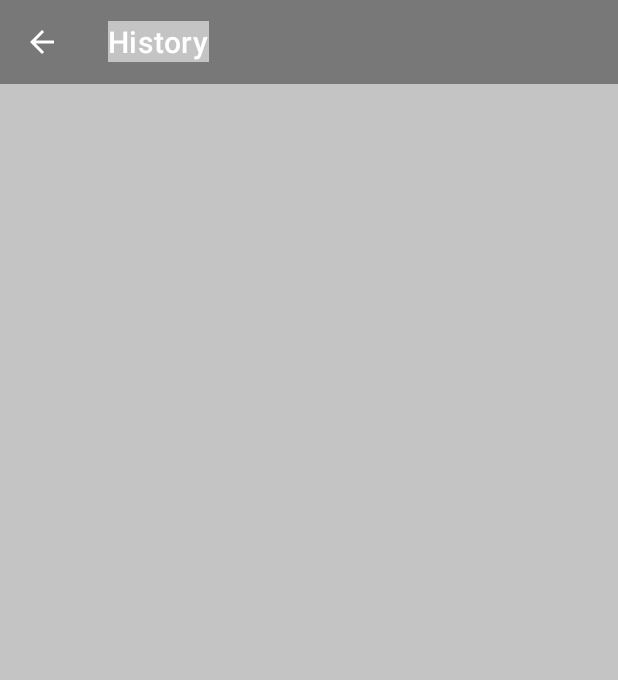
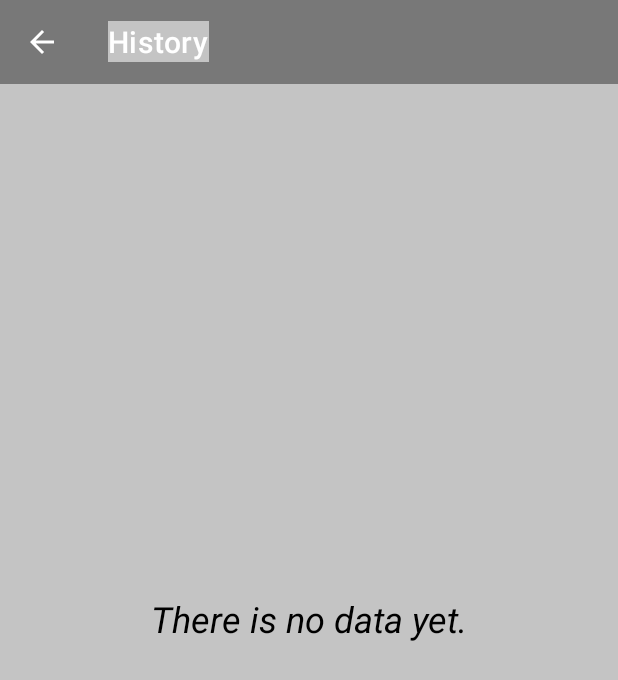
Before and after one commit to davidalex-dev/Project_Thermally, an Android app: the HistoryActivity screen opened directly, with no data from a screen before it, on a phone screen of 412 x 824 dp. Shown: the top 680 px of the screen. Run offline under Robolectric (Android 15) with nearby library versions, the phone set to English and light mode, and no system bars.

Commit message:
Cardview design tidyup, added "there is no data" text if arraylist < 1

```diff
--- a/app/src/main/java/com/uc/thermally/HistoryActivity.java
+++ b/app/src/main/java/com/uc/thermally/HistoryActivity.java
@@ -6,6 +6,8 @@ import androidx.recyclerview.widget.RecyclerView;
 
 import android.os.Bundle;
 import android.util.Log;
+import android.view.View;
+import android.widget.TextView;
 
 import com.uc.thermally.model.History;
 
@@ -17,25 +19,29 @@ public class HistoryActivity extends AppCompatActivity {
     private static final String TAG = "ConvertInfoActivity";
     public static ArrayList<History> listTemp = new ArrayList<>();
     private HistoryRVAdapter adapter = new HistoryRVAdapter(listTemp);
+    private TextView history_noData;
 
     @Override
     protected void onCreate(Bundle savedInstanceState) {
         super.onCreate(savedInstanceState);
         setContentView(R.layout.activity_history);
-        ConvertActivity ca = new ConvertActivity();
-        listTemp = ca.getList();
-
         initView();
         setupRecyclerView();
         //addTemp(); //for debug purposes only
 
+        if(listTemp.size() < 1){
+            history_noData.setVisibility(View.VISIBLE);
+        }else{
+            history_noData.setVisibility(View.INVISIBLE);
+        }
 
-
-        Log.d(TAG, "listTemp size is (from HistoryActivity): " + String.valueOf(listTemp.size()));
     }
 
     private void initView(){
+        ConvertActivity ca = new ConvertActivity();
+        listTemp = ca.getList();
         history_recyclerView = findViewById(R.id.history_recyclerView);
+        history_noData = findViewById(R.id.history_noData);
     }
 
     private void setupRecyclerView(){
--- a/app/src/main/res/layout/activity_history.xml
+++ b/app/src/main/res/layout/activity_history.xml
@@ -27,4 +27,18 @@
         app:navigationIcon="@drawable/abc_vector_test"
         app:title="@string/convert_history"
         app:titleTextColor="#FFFFFF" />
+
+    <TextView
+        android:id="@+id/history_noData"
+        android:layout_width="wrap_content"
+        android:layout_height="wrap_content"
+        android:text="@string/history_noData"
+        android:textColor="@color/black"
+        android:textSize="24sp"
+        android:textStyle="italic"
+        android:visibility="invisible"
+        app:layout_constraintBottom_toBottomOf="parent"
+        app:layout_constraintEnd_toEndOf="parent"
+        app:layout_constraintStart_toStartOf="parent"
+        app:layout_constraintTop_toTopOf="@id/toolbar" />
 </androidx.constraintlayout.widget.ConstraintLayout>
--- a/app/src/main/res/layout/card_history.xml
+++ b/app/src/main/res/layout/card_history.xml
@@ -46,6 +46,8 @@
                 android:layout_marginTop="16dp"
                 android:layout_marginEnd="24dp"
                 android:text="Temp"
+                android:textAllCaps="true"
+                android:textColor="@color/black"
                 android:textSize="30sp"
                 android:textStyle="bold"
                 app:layout_constraintEnd_toEndOf="parent"
@@ -60,6 +62,7 @@
                 android:layout_marginTop="16dp"
                 android:layout_marginEnd="164dp"
                 android:text="TempInfo"
+                android:textColor="@color/black"
                 android:textSize="18sp"
                 app:layout_constraintEnd_toEndOf="parent"
                 app:layout_constraintHorizontal_bias="0.0"
@@ -73,7 +76,10 @@
                 android:layout_marginStart="24dp"
                 android:layout_marginTop="36dp"
                 android:layout_marginEnd="164dp"
+                android:layout_marginBottom="16dp"
                 android:text="TempDegrees"
+                android:textColor="@color/black"
+                app:layout_constraintBottom_toBottomOf="parent"
                 app:layout_constraintEnd_toEndOf="parent"
                 app:layout_constraintHorizontal_bias="0.0"
                 app:layout_constraintStart_toEndOf="@+id/temp_Image"
--- a/app/src/main/res/values/strings.xml
+++ b/app/src/main/res/values/strings.xml
@@ -66,4 +66,6 @@
     <string name="cold_info2">This temperature is perfect for bedroom, underground rooms, bunker or food storages.</string>
     <string name="cold_info3">Low temperatures may caused by dropping environment temperature or even winter’ disaster, in other case, low temperatures can also caused by extended usage of cooling machine or fast decreasing pressure points.</string>
     <string name="cold_info4">Low Temperatures can be used to keep food for a long usage or planting fungus in underground. It can also used as relaxing bedroom due to it’s cold behaviour that made someone much relaxed in their bed.</string>
+
+    <string name="history_noData">There is no data yet.</string>
 </resources>
```
